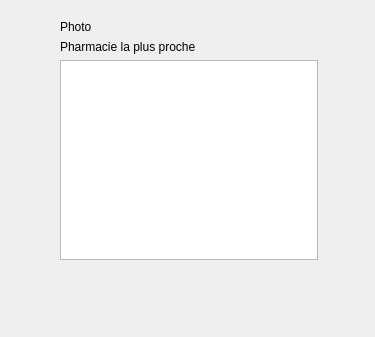
SoheibBiga/GeoStation, file GeoStation_Projet/pharmaciemozaicwidget.ui: the form before one commit.
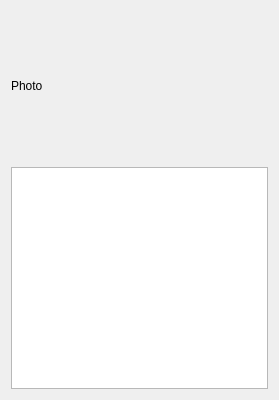
The form after the commit. Custom widgets are drawn as their Qt base class.

Commit message: ajout widget mozaic pharmacie en cours

```diff
--- a/GeoStation_Projet/pharmaciemozaicwidget.ui
+++ b/GeoStation_Projet/pharmaciemozaicwidget.ui
@@ -6,42 +6,35 @@
    <rect>
     <x>0</x>
     <y>0</y>
-    <width>375</width>
-    <height>337</height>
+    <width>279</width>
+    <height>400</height>
    </rect>
   </property>
   <property name="windowTitle">
    <string>Form</string>
   </property>
-  <widget class="QWidget" name="">
-   <property name="geometry">
-    <rect>
-     <x>60</x>
-     <y>20</y>
-     <width>258</width>
-     <height>240</height>
-    </rect>
-   </property>
-   <layout class="QGridLayout" name="gridLayout">
-    <item row="0" column="0">
+  <layout class="QHBoxLayout" name="horizontalLayout">
+   <item>
+    <layout class="QVBoxLayout" name="verticalLayout">
+     <item>
      <widget class="QLabel" name="label_photo">
+       <property name="minimumSize">
+        <size>
+         <width>200</width>
+         <height>150</height>
+        </size>
+       </property>
       <property name="text">
        <string>Photo</string>
       </property>
      </widget>
     </item>
-    <item row="1" column="0">
-     <widget class="QLabel" name="label">
-      <property name="text">
-       <string>Pharmacie la plus proche</string>
-      </property>
-     </widget>
-    </item>
-    <item row="2" column="0">
+     <item>
      <widget class="tableauwidget" name="tableWidget"/>
     </item>
    </layout>
-  </widget>
+   </item>
+  </layout>
  </widget>
  <customwidgets>
   <customwidget>
```
Lines whose indentation alone changed are shown as unchanged. The commit also changes 6 other files.
